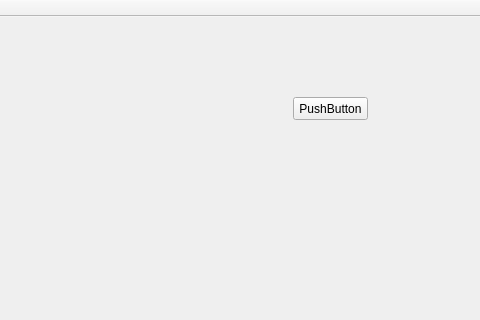
Old version of the form CTScan_QT/CTScan/ctscan.ui in the repository maozi2327/CTScan; both pictures show x 87 to 567 and y 0 to 320 of the 715 by 568 pixel window.
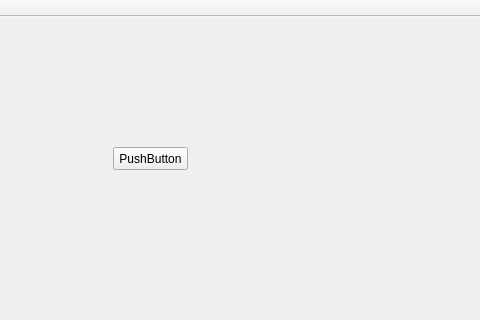
New version of the form.

```diff
--- a/CTScan_QT/CTScan/ctscan.ui
+++ b/CTScan_QT/CTScan/ctscan.ui
@@ -20,8 +20,8 @@
    <widget class="QPushButton" name="pushButton">
     <property name="geometry">
      <rect>
-      <x>380</x>
-      <y>80</y>
+      <x>200</x>
+      <y>130</y>
       <width>75</width>
       <height>23</height>
      </rect>
```
Left out of the diff: 2 changed lines with no effect on the pictures.
